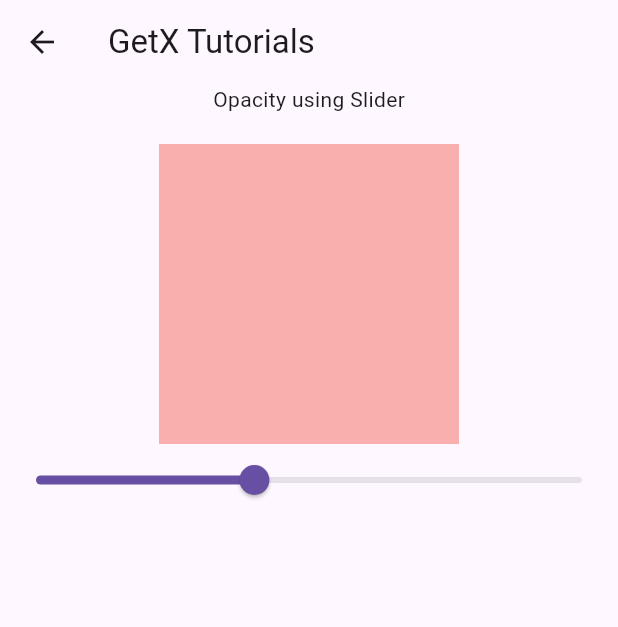
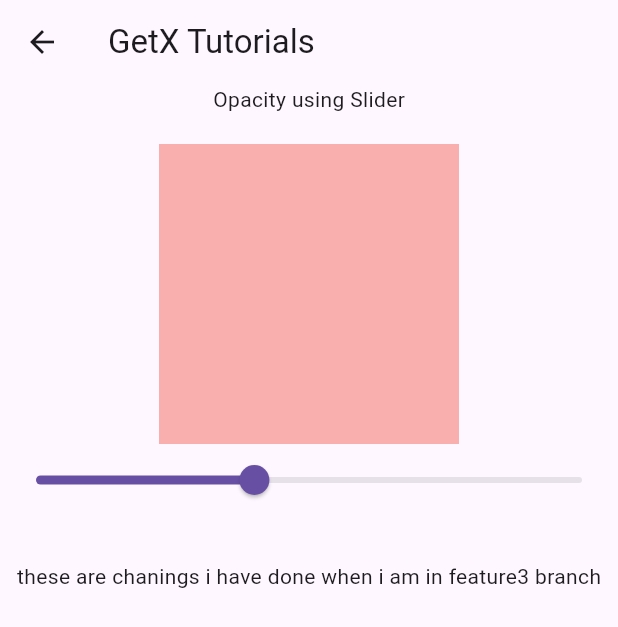
Before and after one commit to TalhaSaleemflutter/getx_statemanagement, a Flutter app: the OpacityScreen screen opened by its route, on a phone screen of 412 x 824 dp. Shown: the top 627 px of the screen. Run offline on Flutter 3.47's test engine with Material 3 defaults, Android fonts, the phone set to English and light mode, and no system bars; our stand-ins replace fluttertoast, get, shared_preferences; accounts and stored records are empty.

Commit message:
changings from feature3

```diff
--- a/lib/view/examples/examples.dart
+++ b/lib/view/examples/examples.dart
@@ -43,6 +43,8 @@ class _ExamplesState extends State<Examples> {
               },
               child: Text('Favourite class',style: TextStyle(fontWeight: FontWeight.bold)),
             ),
+
+
           ],
         ),
       ),
--- a/lib/view/examples/opacity.dart
+++ b/lib/view/examples/opacity.dart
@@ -37,6 +37,9 @@ class _OpacityScreenState extends State<OpacityScreen> {
               },
             ),
           ),
+
+          SizedBox(height: 30),
+          Text('these are chanings i have done when i am in feature3 branch')
         ],
       ),
     );
```
